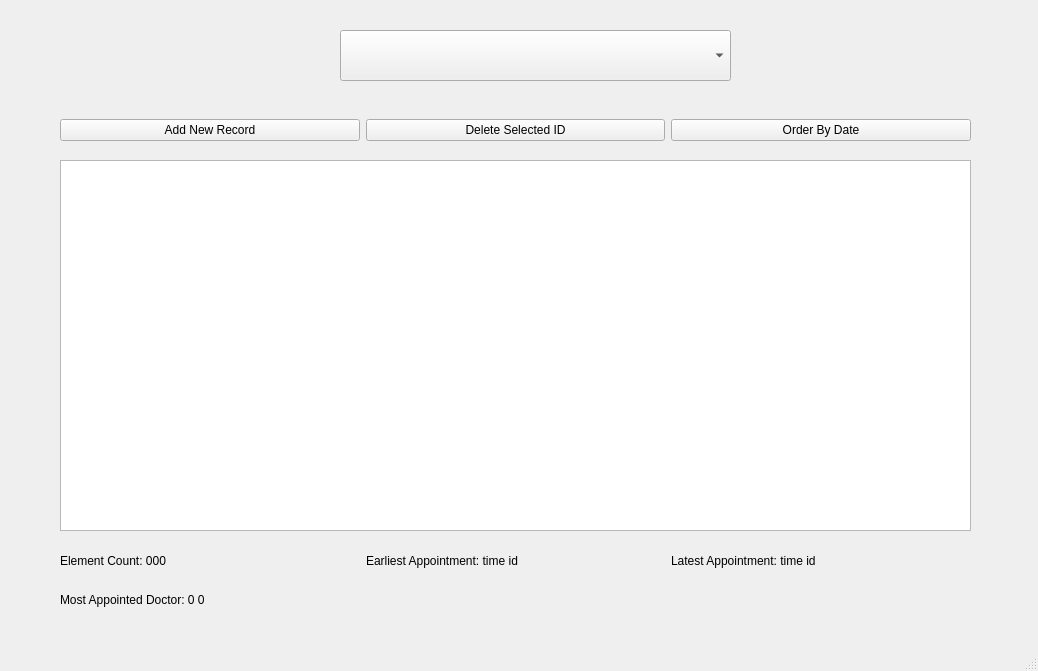
First picture: the form in HMS_UI.ui, repository omy181/MYSQL-Hospital-Management-System, before the edit.
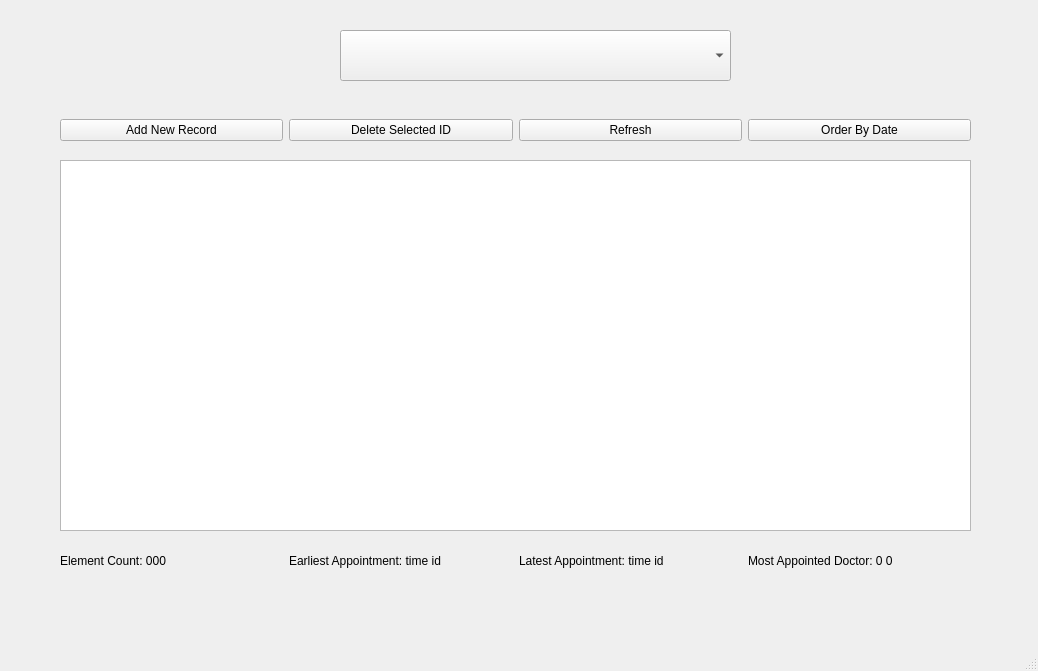
Second picture: the form after the edit.

```diff
--- a/HMS_UI.ui
+++ b/HMS_UI.ui
@@ -70,6 +70,13 @@
        </property>
       </widget>
      </item>
+     <item>
+      <widget class="QPushButton" name="Refresh">
+       <property name="text">
+        <string>Refresh</string>
+       </property>
+      </widget>
+     </item>
      <item>
       <widget class="QPushButton" name="OrderByDate">
        <property name="text">
@@ -110,20 +117,14 @@
        </property>
       </widget>
      </item>
-    </layout>
-   </widget>
+     <item>
    <widget class="QLabel" name="mostappdoc">
-    <property name="geometry">
-     <rect>
-      <x>60</x>
-      <y>580</y>
-      <width>298</width>
-      <height>39</height>
-     </rect>
-    </property>
     <property name="text">
      <string>Most Appointed Doctor: 0 0</string>
     </property>
+      </widget>
+     </item>
+    </layout>
    </widget>
   </widget>
   <widget class="QMenuBar" name="menubar">
```
Lines whose indentation alone changed are shown as unchanged.
